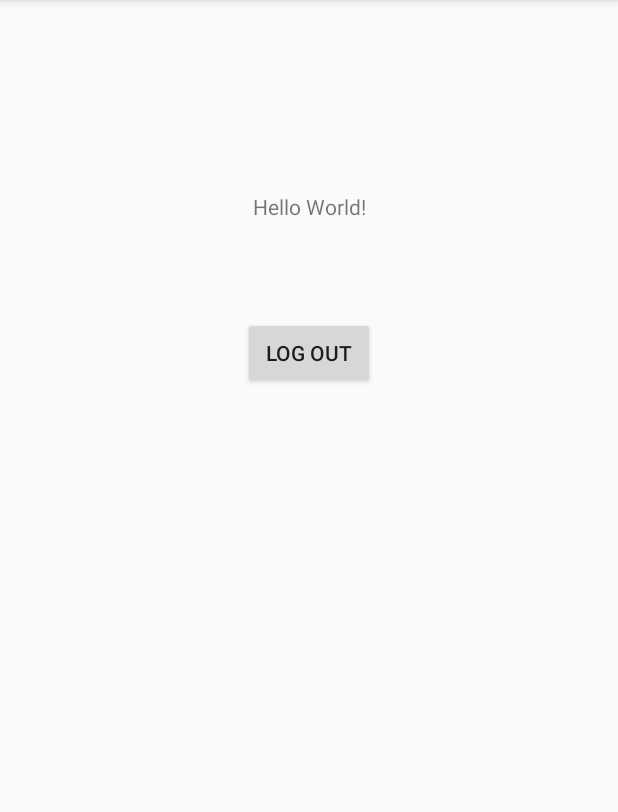
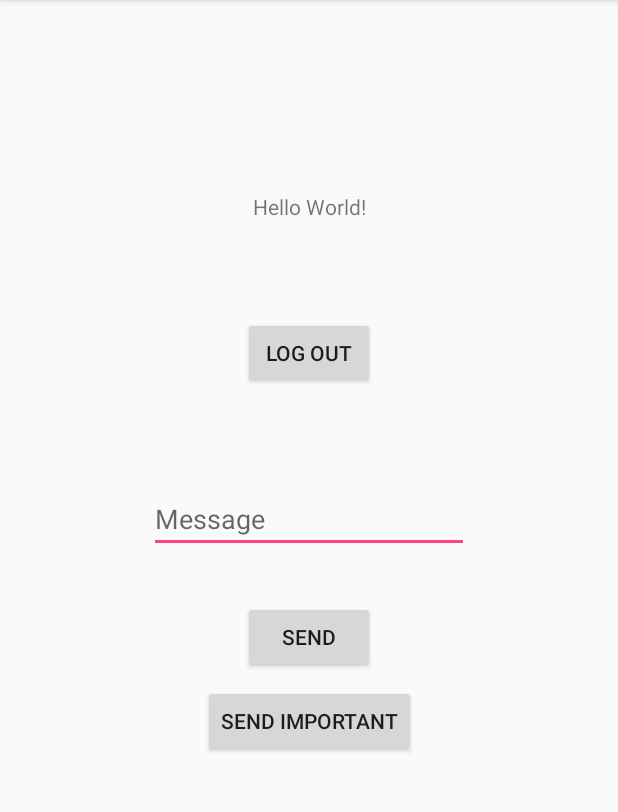
Before and after one commit to ThimbleDice/AndroidCours5, an Android app: the screen it shows after launch once a user with an empty profile is signed in (MainActivity), on a phone screen of 412 x 824 dp, the part 84-896 px from its top. Run offline under Robolectric (Android 15) with nearby library versions, the phone set to English and light mode, and no system bars; our stand-ins replace Firebase (no records; nobody signed in at launch, a user with empty details on screens opened directly).

Commit message:
Notification

```diff
--- a/app/src/main/java/com/cours5/android/androidcours5/MainActivity.java
+++ b/app/src/main/java/com/cours5/android/androidcours5/MainActivity.java
@@ -1,28 +1,87 @@
 package com.cours5.android.androidcours5;
 
 import android.content.Intent;
+import android.support.annotation.NonNull;
+import android.support.v4.content.ContextCompat;
 import android.support.v7.app.AppCompatActivity;
 import android.os.Bundle;
 import android.view.View;
+import android.widget.EditText;
+import android.widget.Toast;
 
+import com.cours5.android.androidcours5.loginSignUp.SignUpOrLoginActivity;
+import com.cours5.android.androidcours5.notification.NotificationService;
+import com.cours5.android.androidcours5.notification.model.ImportantMessageModel;
+import com.cours5.android.androidcours5.notification.model.messageModel;
+import com.google.android.gms.tasks.OnCompleteListener;
+import com.google.android.gms.tasks.Task;
 import com.google.firebase.auth.FirebaseAuth;
 import com.google.firebase.auth.FirebaseUser;
+import com.google.firebase.firestore.DocumentReference;
+import com.google.firebase.firestore.FirebaseFirestore;
 
 public class MainActivity extends AppCompatActivity {
     FirebaseAuth auth;
+    FirebaseFirestore database;
     @Override
     protected void onCreate(Bundle savedInstanceState) {
         super.onCreate(savedInstanceState);
+        database = FirebaseFirestore.getInstance();
         setContentView(R.layout.activity_main);
         auth = FirebaseAuth.getInstance();
         setListener();
     }
 
+    private void startService(){
+        Intent serviceIntent = new Intent(this, NotificationService.class);
+        ContextCompat.startForegroundService(this, serviceIntent);
+    }
+
     protected void setListener(){
+        findViewById(R.id.button_sendMessage).setOnClickListener(new View.OnClickListener() {
+            @Override
+            public void onClick(View v) {
+                sendMessage();
+            }
+        });
+
+        findViewById(R.id.button_sendImportantMessage).setOnClickListener(new View.OnClickListener() {
+            @Override
+            public void onClick(View v) {
+                sendImportantMessage();
+            }
+        });
+
         findViewById(R.id.button_logOut).setOnClickListener(new View.OnClickListener() {
             @Override
             public void onClick(View v) {
                 signOut();
+            }
+        });
+    }
+
+    private void sendMessage(){
+        EditText editTextMessage = findViewById(R.id.editText_message);
+        messageModel message = new messageModel(editTextMessage.getText().toString(), auth.getCurrentUser().getEmail());
+        database.collection("Notification").add(message).addOnCompleteListener(new OnCompleteListener<DocumentReference>() {
+            @Override
+            public void onComplete(@NonNull Task<DocumentReference> task) {
+                if(task.isSuccessful()){
+                    Toast.makeText(getApplicationContext(), "Message sent", Toast.LENGTH_LONG).show();
+                }
+            }
+        });
+    }
+
+    private void sendImportantMessage(){
+        EditText editTextMessage = findViewById(R.id.editText_message);
+        ImportantMessageModel message = new ImportantMessageModel(editTextMessage.getText().toString(), auth.getCurrentUser().getEmail());
+        database.collection("NotificationImportant").add(message).addOnCompleteListener(new OnCompleteListener<DocumentReference>() {
+            @Override
+            public void onComplete(@NonNull Task<DocumentReference> task) {
+                if(task.isSuccessful()){
+                    Toast.makeText(getApplicationContext(), "Important message sent", Toast.LENGTH_LONG).show();
+                }
             }
         });
     }
@@ -42,6 +101,8 @@ public class MainActivity extends AppCompatActivity {
     private  void updateUI(FirebaseUser currentUser){
         if(currentUser == null){
             sendUserToSignUpOrLoginActivity();
+        }else{
+            startService();
         }
     }
 
--- a/app/src/main/java/com/cours5/android/androidcours5/SignUpOrLoginActivity.java
+++ b/app/src/main/java/com/cours5/android/androidcours5/loginSignUp/SignUpOrLoginActivity.java
@@ -1,9 +1,11 @@
-package com.cours5.android.androidcours5;
+package com.cours5.android.androidcours5.loginSignUp;
 
 import android.content.Intent;
 import android.support.v7.app.AppCompatActivity;
 import android.os.Bundle;
 import android.view.View;
+
+import com.cours5.android.androidcours5.R;
 
 public class SignUpOrLoginActivity extends AppCompatActivity {
 
--- a/app/src/main/res/layout/activity_login.xml
+++ b/app/src/main/res/layout/activity_login.xml
@@ -4,7 +4,7 @@
     xmlns:tools="http://schemas.android.com/tools"
     android:layout_width="match_parent"
     android:layout_height="match_parent"
-    tools:context=".LoginActivity">
+    tools:context=".loginSignUp.LoginActivity">
 
     <Button
         android:id="@+id/button_login"
--- a/app/src/main/res/layout/activity_main.xml
+++ b/app/src/main/res/layout/activity_main.xml
@@ -30,4 +30,42 @@
         app:layout_constraintStart_toStartOf="parent"
         app:layout_constraintTop_toBottomOf="@+id/textView" />
 
+    <EditText
+        android:id="@+id/editText_message"
+        android:layout_width="wrap_content"
+        android:layout_height="wrap_content"
+        android:layout_marginEnd="8dp"
+        android:layout_marginStart="8dp"
+        android:layout_marginTop="64dp"
+        android:ems="10"
+        android:hint="Message"
+        android:inputType="textPersonName"
+        app:layout_constraintEnd_toEndOf="parent"
+        app:layout_constraintStart_toStartOf="parent"
+        app:layout_constraintTop_toBottomOf="@+id/button_logOut" />
+
+    <Button
+        android:id="@+id/button_sendMessage"
+        android:layout_width="wrap_content"
+        android:layout_height="wrap_content"
+        android:layout_marginEnd="8dp"
+        android:layout_marginStart="8dp"
+        android:layout_marginTop="32dp"
+        android:text="Send"
+        app:layout_constraintEnd_toEndOf="parent"
+        app:layout_constraintStart_toStartOf="parent"
+        app:layout_constraintTop_toBottomOf="@+id/editText_message" />
+
+    <Button
+        android:id="@+id/button_sendImportantMessage"
+        android:layout_width="wrap_content"
+        android:layout_height="wrap_content"
+        android:layout_marginEnd="8dp"
+        android:layout_marginStart="8dp"
+        android:layout_marginTop="8dp"
+        android:text="Send important"
+        app:layout_constraintEnd_toEndOf="parent"
+        app:layout_constraintStart_toStartOf="parent"
+        app:layout_constraintTop_toBottomOf="@+id/button_sendMessage" />
+
 </android.support.constraint.ConstraintLayout>
--- a/app/src/main/res/layout/activity_sign_up.xml
+++ b/app/src/main/res/layout/activity_sign_up.xml
@@ -4,7 +4,7 @@
     xmlns:tools="http://schemas.android.com/tools"
     android:layout_width="match_parent"
     android:layout_height="match_parent"
-    tools:context=".SignUpActivity">
+    tools:context=".loginSignUp.SignUpActivity">
 
     <EditText
         android:id="@+id/editText_signUpEmail"
--- a/app/src/main/res/layout/activity_sign_up_or_login.xml
+++ b/app/src/main/res/layout/activity_sign_up_or_login.xml
@@ -4,7 +4,7 @@
     xmlns:tools="http://schemas.android.com/tools"
     android:layout_width="match_parent"
     android:layout_height="match_parent"
-    tools:context=".SignUpOrLoginActivity">
+    tools:context=".loginSignUp.SignUpOrLoginActivity">
 
     <TextView
         android:id="@+id/textView_welcome"
```
Also changed, not shown: app/src/main/AndroidManifest.xml (+5 -4 lines), app/src/main/java/com/cours5/android/androidcours5/LoginActivity.java (deleted, +0 -55 lines), app/src/main/java/com/cours5/android/androidcours5/loginSignUp/LoginActivity.java (renamed from app/src/main/java/com/cours5/android/androidcours5/SignUpActivity.java, +13 -18 lines), app/src/main/java/com/cours5/android/androidcours5/loginSignUp/SignUpActivity.java (added, +64 -0 lines), app/src/main/java/com/cours5/android/androidcours5/notification/NotificationCreator.java (added, +41 -0 lines), app/src/main/java/com/cours5/android/androidcours5/notification/NotificationService.java (added, +140 -0 lines), app/src/main/java/com/cours5/android/androidcours5/notification/model/ImportantMessageModel.java (added, +30 -0 lines), app/src/main/java/com/cours5/android/androidcours5/notification/model/messageModel.java (added, +30 -0 lines), app/src/main/res/drawable/ssbu.jpg (added), 1 other file.
